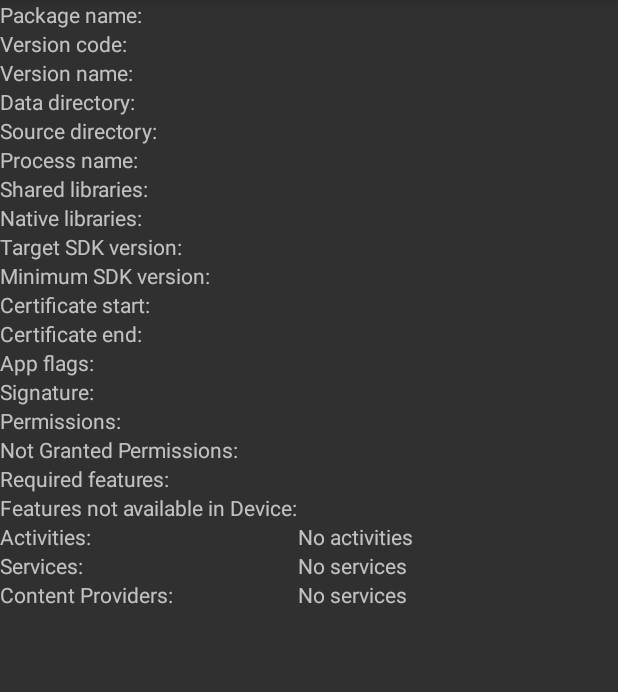
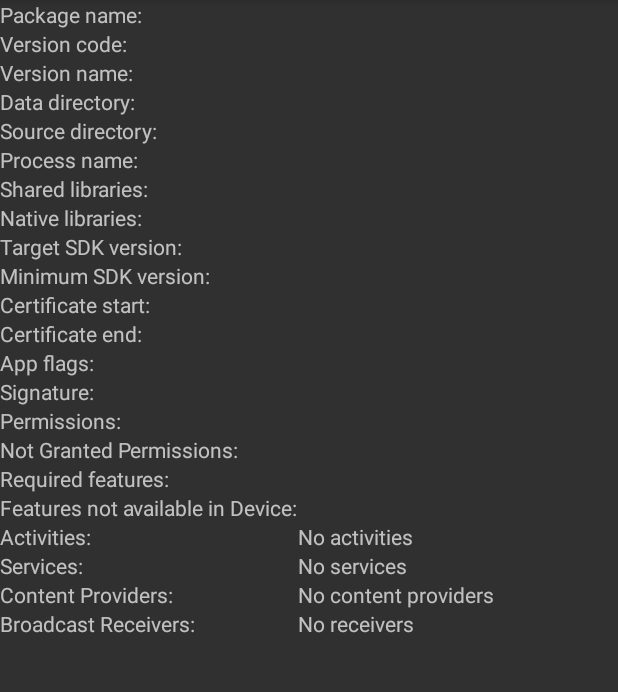
Before and after one commit to jeppsson/AppExplore, an Android app: the AppInfoActivity screen opened directly, with no data from a screen before it, on a phone screen of 412 x 824 dp, the part 84-776 px from its top. Run offline under Robolectric (Android 15) with nearby library versions, the light colour scheme and no system bars; our stand-ins replace Room's generated code; 25 statements that could not run were skipped.

Commit message:
Added BroadcastReceivers

```diff
--- a/app/src/main/java/com/jeppsson/appexplore/AppComponentUtils.java
+++ b/app/src/main/java/com/jeppsson/appexplore/AppComponentUtils.java
@@ -42,7 +42,21 @@ final class AppComponentUtils {
                 sb.append(providerInfo.name).append('\n');
             }
         } else {
-            sb.append("No services");
+            sb.append("No content providers");
+        }
+
+        return sb.toString().trim();
+    }
+
+    public static String getReceivers(PackageInfo packageInfo) {
+        StringBuilder sb = new StringBuilder();
+
+        if (packageInfo.receivers != null) {
+            for (ActivityInfo activityInfo : packageInfo.receivers) {
+                sb.append(activityInfo.name).append('\n');
+            }
+        } else {
+            sb.append("No receivers");
         }
 
         return sb.toString().trim();
--- a/app/src/main/java/com/jeppsson/appexplore/AppInfoActivity.java
+++ b/app/src/main/java/com/jeppsson/appexplore/AppInfoActivity.java
@@ -92,13 +92,15 @@ public class AppInfoActivity extends AppCompatActivity implements Observer<Packa
         TextView activities = findViewById(R.id.value_activities);
         TextView services = findViewById(R.id.value_services);
         TextView contentProviders = findViewById(R.id.value_content_providers);
+        TextView receivers = findViewById(R.id.value_receivers);
 
         PackageInfo packageInfo;
         try {
             packageInfo = getPackageManager().getPackageInfo(p.packageName,
                     PackageManager.GET_SIGNATURES | PackageManager.GET_PERMISSIONS
                             | PackageManager.GET_CONFIGURATIONS | PackageManager.GET_ACTIVITIES
-                            | PackageManager.GET_SERVICES | PackageManager.GET_PROVIDERS);
+                            | PackageManager.GET_SERVICES | PackageManager.GET_PROVIDERS
+                            | PackageManager.GET_RECEIVERS);
         } catch (PackageManager.NameNotFoundException e) {
             return;
         }
@@ -155,6 +157,7 @@ public class AppInfoActivity extends AppCompatActivity implements Observer<Packa
         activities.setText(AppComponentUtils.getActivities(packageInfo));
         services.setText(AppComponentUtils.getServices(packageInfo));
         contentProviders.setText(AppComponentUtils.getContentProviders(packageInfo));
+        receivers.setText(AppComponentUtils.getReceivers(packageInfo));
     }
 
     private static class PackageViewModel extends AndroidViewModel {
--- a/app/src/main/res/layout/activity_app_info.xml
+++ b/app/src/main/res/layout/activity_app_info.xml
@@ -160,6 +160,13 @@
                 android:layout_height="wrap_content"
                 android:text="Content Providers:"
                 app:layout_constraintTop_toBottomOf="@+id/value_services" />
+
+            <TextView
+                android:id="@+id/header_receivers"
+                android:layout_width="wrap_content"
+                android:layout_height="wrap_content"
+                android:text="Broadcast Receivers:"
+                app:layout_constraintTop_toBottomOf="@+id/value_content_providers" />
 
             <!-- values from here -->
             <TextView
@@ -330,6 +337,14 @@
                 app:layout_constraintTop_toTopOf="@+id/header_content_providers"
                 tools:text="MessageReceiver" />
 
+            <TextView
+                android:id="@+id/value_receivers"
+                android:layout_width="wrap_content"
+                android:layout_height="wrap_content"
+                app:layout_constraintStart_toEndOf="@+id/barrier"
+                app:layout_constraintTop_toTopOf="@+id/header_receivers"
+                tools:text="MessageReceiver" />
+
             <android.support.constraint.Barrier
                 android:id="@+id/barrier"
                 android:layout_width="wrap_content"
```
